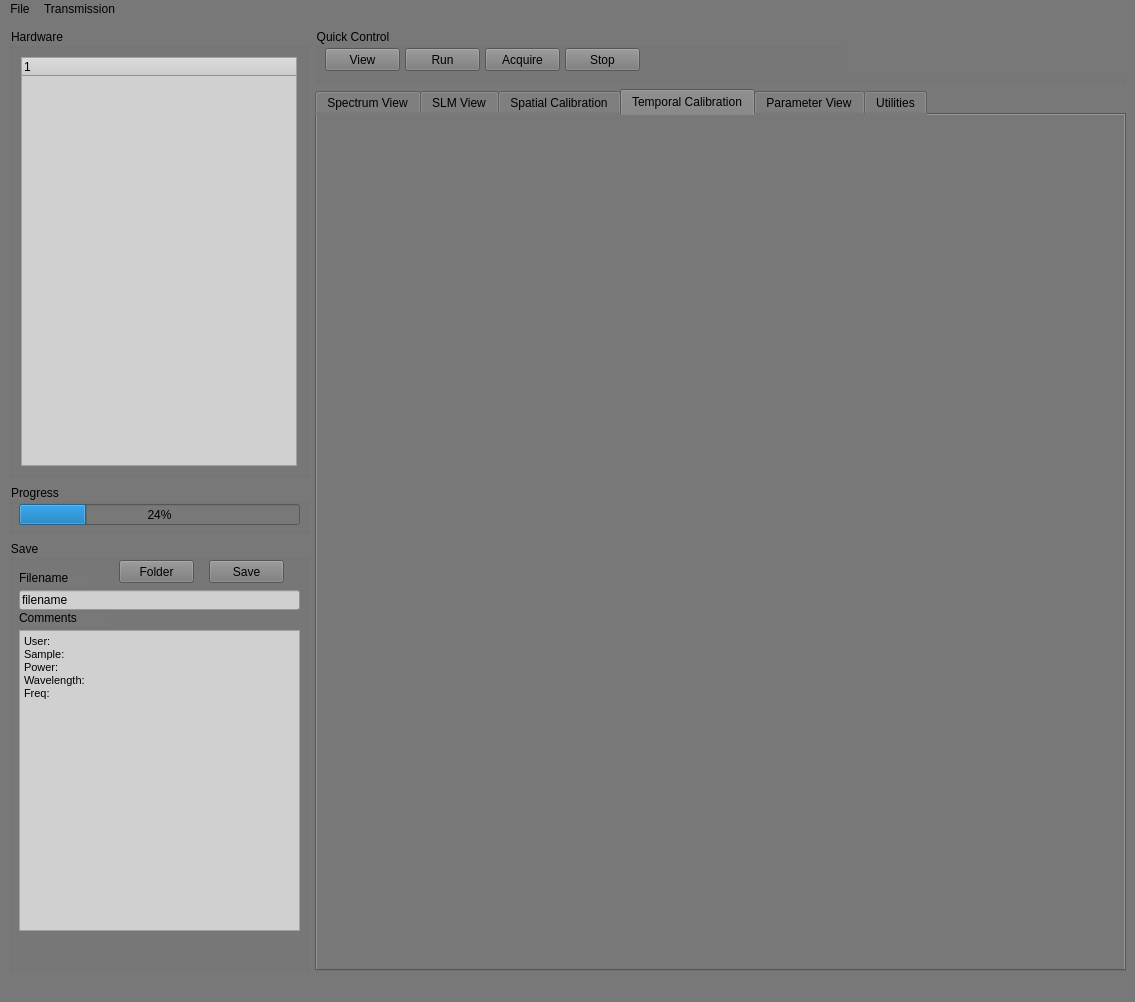
This is src/GUI/main_GUI.ui in SilvaScience/colberto as Qt 5 draws it before an edit. The edited form follows.
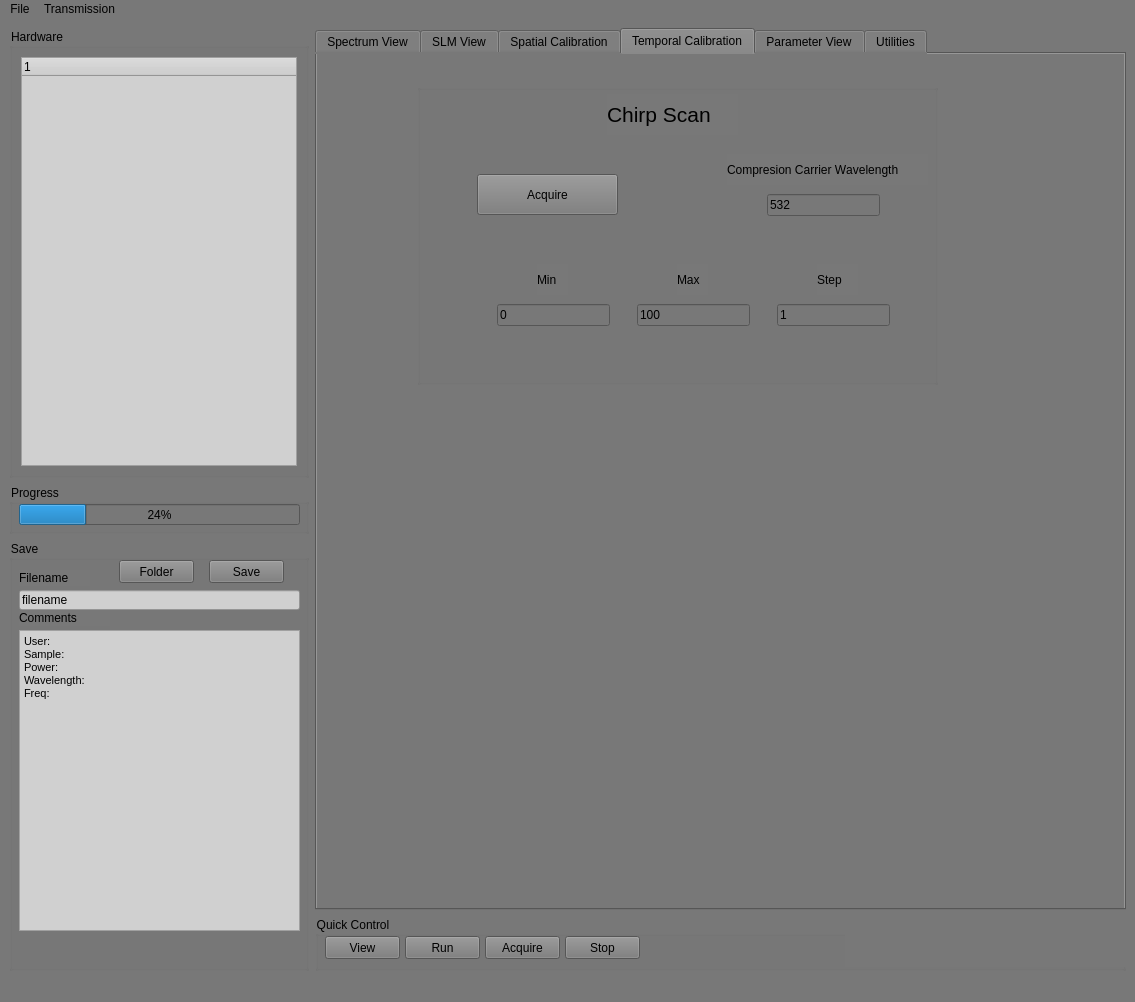
This is the edited form. The open tabs and pages were chosen to show the change. Custom widgets are drawn as their Qt base class.

Commit message:
Chirp_plot and changes in the main_GUI
Chirp_plot added, main GUI changed to incorporate this changes.

What changed in the file:
```diff
--- a/src/GUI/main_GUI.ui
+++ b/src/GUI/main_GUI.ui
@@ -223,91 +223,6 @@
     </item>
     <item>
      <layout class="QVBoxLayout" name="verticalLayout_2">
-      <item>
-       <widget class="QGroupBox" name="groupBox_2">
-        <property name="enabled">
-         <bool>true</bool>
-        </property>
-        <property name="sizePolicy">
-         <sizepolicy hsizetype="Expanding" vsizetype="Fixed">
-          <horstretch>0</horstretch>
-          <verstretch>10</verstretch>
-         </sizepolicy>
-        </property>
-        <property name="minimumSize">
-         <size>
-          <width>0</width>
-          <height>55</height>
-         </size>
-        </property>
-        <property name="title">
-         <string>Quick Control</string>
-        </property>
-        <widget class="QPushButton" name="acquire_pushButton">
-         <property name="geometry">
-          <rect>
-           <x>170</x>
-           <y>20</y>
-           <width>75</width>
-           <height>23</height>
-          </rect>
-         </property>
-         <property name="text">
-          <string>Acquire</string>
-         </property>
-        </widget>
-        <widget class="QPushButton" name="run_pushButton">
-         <property name="geometry">
-          <rect>
-           <x>90</x>
-           <y>20</y>
-           <width>75</width>
-           <height>23</height>
-          </rect>
-         </property>
-         <property name="text">
-          <string>Run</string>
-         </property>
-        </widget>
-        <widget class="QPushButton" name="stop_pushButton">
-         <property name="geometry">
-          <rect>
-           <x>250</x>
-           <y>20</y>
-           <width>75</width>
-           <height>23</height>
-          </rect>
-         </property>
-         <property name="text">
-          <string>Stop</string>
-         </property>
-        </widget>
-        <widget class="QPushButton" name="view_pushButton">
-         <property name="geometry">
-          <rect>
-           <x>10</x>
-           <y>20</y>
-           <width>75</width>
-           <height>23</height>
-          </rect>
-         </property>
-         <property name="text">
-          <string>View</string>
-         </property>
-        </widget>
-        <widget class="QWidget" name="horizontalLayoutWidget">
-         <property name="geometry">
-          <rect>
-           <x>530</x>
-           <y>10</y>
-           <width>321</width>
-           <height>41</height>
-          </rect>
-         </property>
-         <layout class="QHBoxLayout" name="set_power_layout"/>
-        </widget>
-       </widget>
-      </item>
       <item>
        <widget class="QTabWidget" name="tabWidget">
         <property name="currentIndex">
@@ -504,6 +419,181 @@
          <attribute name="title">
           <string>Temporal Calibration</string>
          </attribute>
+         <widget class="PlotWidget" name="Chirp_Scan" native="true">
+          <property name="enabled">
+           <bool>true</bool>
+          </property>
+          <property name="geometry">
+           <rect>
+            <x>150</x>
+            <y>360</y>
+            <width>431</width>
+            <height>351</height>
+           </rect>
+          </property>
+         </widget>
+         <widget class="QGroupBox" name="Chirp_scan_groupbox">
+          <property name="geometry">
+           <rect>
+            <x>100</x>
+            <y>30</y>
+            <width>521</width>
+            <height>301</height>
+           </rect>
+          </property>
+          <property name="font">
+           <font>
+            <weight>50</weight>
+            <bold>false</bold>
+            <underline>false</underline>
+            <kerning>false</kerning>
+           </font>
+          </property>
+          <property name="title">
+           <string/>
+          </property>
+          <property name="checkable">
+           <bool>false</bool>
+          </property>
+          <property name="checked">
+           <bool>false</bool>
+          </property>
+          <widget class="QLabel" name="label_vertical_calibration_box_2">
+           <property name="geometry">
+            <rect>
+             <x>190</x>
+             <y>10</y>
+             <width>131</width>
+             <height>41</height>
+            </rect>
+           </property>
+           <property name="font">
+            <font>
+             <pointsize>16</pointsize>
+            </font>
+           </property>
+           <property name="text">
+            <string>Chirp Scan</string>
+           </property>
+          </widget>
+          <widget class="QLineEdit" name="Compression_carrier_wavelength">
+           <property name="geometry">
+            <rect>
+             <x>350</x>
+             <y>110</y>
+             <width>113</width>
+             <height>22</height>
+            </rect>
+           </property>
+           <property name="text">
+            <string>532</string>
+           </property>
+          </widget>
+          <widget class="QLabel" name="grating_period_label_3">
+           <property name="geometry">
+            <rect>
+             <x>310</x>
+             <y>70</y>
+             <width>201</width>
+             <height>31</height>
+            </rect>
+           </property>
+           <property name="text">
+            <string>Compresion Carrier Wavelength</string>
+           </property>
+          </widget>
+          <widget class="QLineEdit" name="Chirp_min">
+           <property name="geometry">
+            <rect>
+             <x>80</x>
+             <y>220</y>
+             <width>113</width>
+             <height>22</height>
+            </rect>
+           </property>
+           <property name="text">
+            <string>0</string>
+           </property>
+          </widget>
+          <widget class="QLineEdit" name="Chirp_max">
+           <property name="geometry">
+            <rect>
+             <x>220</x>
+             <y>220</y>
+             <width>113</width>
+             <height>22</height>
+            </rect>
+           </property>
+           <property name="text">
+            <string>100</string>
+           </property>
+          </widget>
+          <widget class="QLabel" name="grating_period_label_7">
+           <property name="geometry">
+            <rect>
+             <x>400</x>
+             <y>180</y>
+             <width>41</width>
+             <height>31</height>
+            </rect>
+           </property>
+           <property name="text">
+            <string>Step</string>
+           </property>
+          </widget>
+          <widget class="QLabel" name="grating_period_label_6">
+           <property name="geometry">
+            <rect>
+             <x>260</x>
+             <y>180</y>
+             <width>31</width>
+             <height>31</height>
+            </rect>
+           </property>
+           <property name="text">
+            <string>Max</string>
+           </property>
+          </widget>
+          <widget class="QLabel" name="grating_period_label_5">
+           <property name="geometry">
+            <rect>
+             <x>120</x>
+             <y>180</y>
+             <width>31</width>
+             <height>31</height>
+            </rect>
+           </property>
+           <property name="text">
+            <string>Min</string>
+           </property>
+          </widget>
+          <widget class="QLineEdit" name="Chirp_step">
+           <property name="geometry">
+            <rect>
+             <x>360</x>
+             <y>220</y>
+             <width>113</width>
+             <height>22</height>
+            </rect>
+           </property>
+           <property name="text">
+            <string>1</string>
+           </property>
+          </widget>
+          <widget class="QPushButton" name="Acquire_data_temp_calibration">
+           <property name="geometry">
+            <rect>
+             <x>60</x>
+             <y>90</y>
+             <width>141</width>
+             <height>41</height>
+            </rect>
+           </property>
+           <property name="text">
+            <string>Acquire</string>
+           </property>
+          </widget>
+         </widget>
         </widget>
         <widget class="QWidget" name="parameter_tab">
          <attribute name="title">
@@ -702,6 +792,91 @@
         </widget>
        </widget>
       </item>
+      <item>
+       <widget class="QGroupBox" name="groupBox_2">
+        <property name="enabled">
+         <bool>true</bool>
+        </property>
+        <property name="sizePolicy">
+         <sizepolicy hsizetype="Expanding" vsizetype="Fixed">
+          <horstretch>0</horstretch>
+          <verstretch>10</verstretch>
+         </sizepolicy>
+        </property>
+        <property name="minimumSize">
+         <size>
+          <width>0</width>
+          <height>55</height>
+         </size>
+        </property>
+        <property name="title">
+         <string>Quick Control</string>
+        </property>
+        <widget class="QPushButton" name="acquire_pushButton">
+         <property name="geometry">
+          <rect>
+           <x>170</x>
+           <y>20</y>
+           <width>75</width>
+           <height>23</height>
+          </rect>
+         </property>
+         <property name="text">
+          <string>Acquire</string>
+         </property>
+        </widget>
+        <widget class="QPushButton" name="run_pushButton">
+         <property name="geometry">
+          <rect>
+           <x>90</x>
+           <y>20</y>
+           <width>75</width>
+           <height>23</height>
+          </rect>
+         </property>
+         <property name="text">
+          <string>Run</string>
+         </property>
+        </widget>
+        <widget class="QPushButton" name="stop_pushButton">
+         <property name="geometry">
+          <rect>
+           <x>250</x>
+           <y>20</y>
+           <width>75</width>
+           <height>23</height>
+          </rect>
+         </property>
+         <property name="text">
+          <string>Stop</string>
+         </property>
+        </widget>
+        <widget class="QPushButton" name="view_pushButton">
+         <property name="geometry">
+          <rect>
+           <x>10</x>
+           <y>20</y>
+           <width>75</width>
+           <height>23</height>
+          </rect>
+         </property>
+         <property name="text">
+          <string>View</string>
+         </property>
+        </widget>
+        <widget class="QWidget" name="horizontalLayoutWidget">
+         <property name="geometry">
+          <rect>
+           <x>530</x>
+           <y>10</y>
+           <width>321</width>
+           <height>41</height>
+          </rect>
+         </property>
+         <layout class="QHBoxLayout" name="set_power_layout"/>
+        </widget>
+       </widget>
+      </item>
      </layout>
     </item>
    </layout>
```
Left out of the diff: 20 changed lines with no effect on the pictures. The commit also changes 3 other files.
